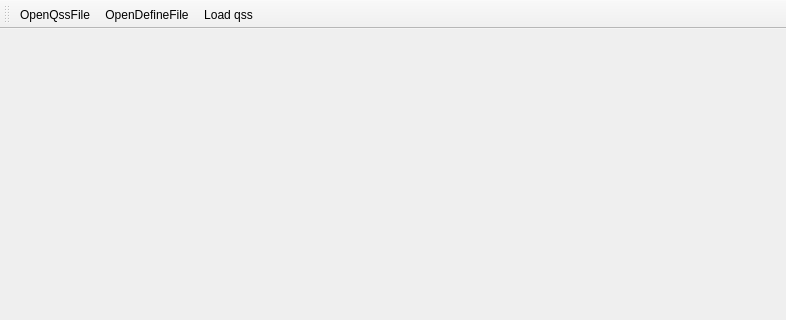
chenghongfeng/QssCreator, file src/mainwindow.ui: the form before one commit; both pictures show x 0 to 786 and y 0 to 320 of the 786 by 645 pixel window.
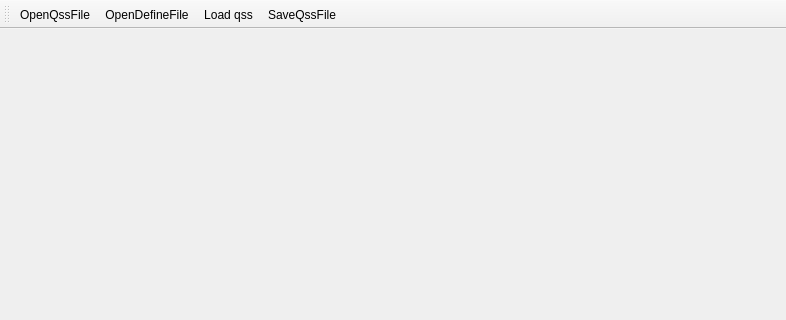
The form after the commit.

Patch:
```diff
--- a/src/mainwindow.ui
+++ b/src/mainwindow.ui
@@ -28,6 +28,7 @@
    <addaction name="actionOpenQssFile"/>
    <addaction name="actionOpenDefineFile"/>
    <addaction name="actionSetQss"/>
+   <addaction name="actionSaveQssFile"/>
   </widget>
   <action name="actionSetQss">
    <property name="text">
```
